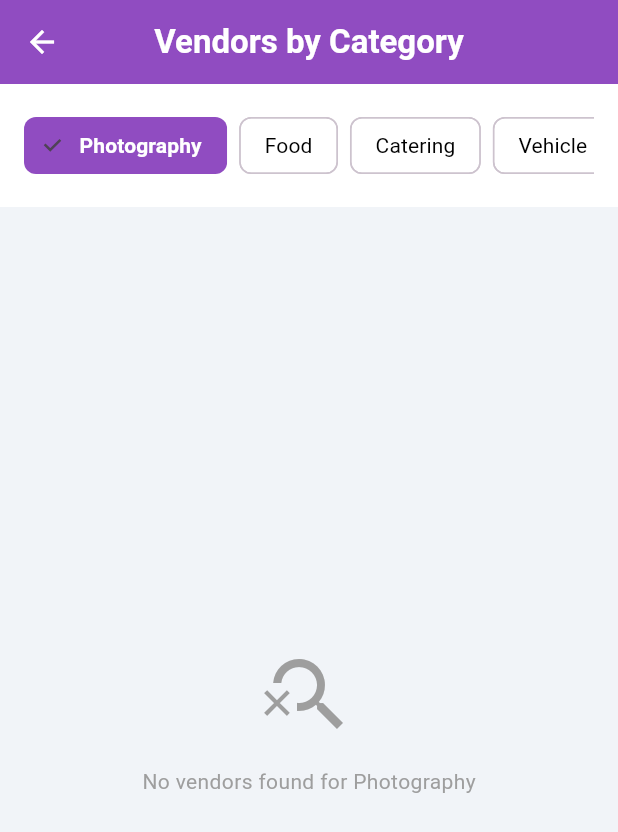
After one commit to mufeedmufi0022-coder/event_management_, a Flutter app: the VendorsByCategoryView screen opened directly, on a phone screen of 412 x 824 dp. The commit adds this screen. Shown: the top 832 px of the screen. Run offline on Flutter 3.47's test engine with Material 3 defaults, Android fonts, the phone set to English and light mode, and no system bars; our stand-ins replace cloud_firestore, firebase_auth, firebase_core, fl_chart, flutter_map, geocoding and 5 more; accounts and stored records are empty.

Commit message:
i updated the not propelry displaying issue some categories and also added one feature on admin side to udnerstanding category wise vendor displaying

```diff
--- a/lib/core/utils/app_constants.dart
+++ b/lib/core/utils/app_constants.dart
@@ -10,18 +10,20 @@ class AppConstants {
         {'name': 'Decoration', 'icon': Icons.auto_awesome},
         {'name': 'Food', 'icon': Icons.restaurant},
         {'name': 'Catering', 'icon': Icons.room_service},
+        {'name': 'Photography', 'icon': Icons.camera_alt},
+        {'name': 'Vehicle', 'icon': Icons.directions_car},
+        {'name': 'Music/DJ', 'icon': Icons.music_note},
         {'name': 'Rental Wears', 'icon': Icons.shopping_bag},
-        {'name': 'Luxury Cars', 'icon': Icons.directions_car},
-        {'name': 'Photographer', 'icon': Icons.camera_alt},
       ],
     },
     'Birthday': {
       'headerImage': 'assets/images/birthday_thumb.png',
       'services': [
+        {'name': 'Catering', 'icon': Icons.room_service},
+        {'name': 'Decoration', 'icon': Icons.celebration},
+        {'name': 'Photography', 'icon': Icons.camera_alt},
+        {'name': 'Music/DJ', 'icon': Icons.music_note},
         {'name': 'Restaurant', 'icon': Icons.restaurant_menu},
-        {'name': 'Decoration', 'icon': Icons.celebration},
-        {'name': 'Food', 'icon': Icons.fastfood},
-        {'name': 'Catering', 'icon': Icons.room_service},
       ],
     },
     'Inauguration': {
@@ -30,8 +32,8 @@ class AppConstants {
         {'name': 'Decoration', 'icon': Icons.auto_awesome},
         {'name': 'Food', 'icon': Icons.restaurant},
         {'name': 'Catering', 'icon': Icons.room_service},
-        {'name': 'Luxury Cars', 'icon': Icons.directions_car},
-        {'name': 'Photographer', 'icon': Icons.camera_alt},
+        {'name': 'Photography', 'icon': Icons.camera_alt},
+        {'name': 'Vehicle', 'icon': Icons.directions_car},
       ],
     },
     'Party': {
@@ -41,10 +43,23 @@ class AppConstants {
         {'name': 'Food', 'icon': Icons.restaurant},
         {'name': 'Convention Center', 'icon': Icons.business},
         {'name': 'Catering', 'icon': Icons.room_service},
-        {'name': 'Luxury Cars', 'icon': Icons.directions_car},
+        {'name': 'Music/DJ', 'icon': Icons.music_note},
+        {'name': 'Vehicle', 'icon': Icons.directions_car},
       ],
     },
   };
+
+  static const List<String> serviceCategories = [
+    'Photography',
+    'Food',
+    'Catering',
+    'Vehicle',
+    'Convention Center',
+    'Music/DJ',
+    'Decoration',
+    'Restaurant',
+    'Other',
+  ];
 
   // Shared keywords for image mapping (used in CategoryDetailView logic)
   static String getServiceImage(String type) {
--- /dev/null
+++ b/lib/views/admin/vendors_by_category_view.dart
@@ -0,0 +1,186 @@
+import 'package:flutter/material.dart';
+import 'package:provider/provider.dart';
+import '../../providers/admin_provider.dart';
+import '../../models/user_model.dart';
+import '../../core/utils/app_constants.dart';
+import 'vendor_detail_admin_view.dart';
+
+class VendorsByCategoryView extends StatefulWidget {
+  const VendorsByCategoryView({super.key});
+
+  @override
+  State<VendorsByCategoryView> createState() => _VendorsByCategoryViewState();
+}
+
+class _VendorsByCategoryViewState extends State<VendorsByCategoryView> {
+  String _selectedCategory = AppConstants.serviceCategories.first;
+
+  @override
+  Widget build(BuildContext context) {
+    final adminProvider = context.watch<AdminProvider>();
+    final vendors = adminProvider.vendors;
+
+    // Filter vendors by selected category
+    final filteredVendors = vendors.where((v) {
+      if (_selectedCategory == 'Other') {
+        // Find vendors who have 'Other' or no matching category in system categories
+        return v.products.any(
+          (p) =>
+              p.categoryType == 'Other' ||
+              !AppConstants.serviceCategories.contains(p.categoryType),
+        );
+      }
+      return v.products.any((p) => p.categoryType == _selectedCategory);
+    }).toList();
+
+    return Scaffold(
+      backgroundColor: const Color(0xFFF1F4F8),
+      appBar: AppBar(
+        title: const Text(
+          'Vendors by Category',
+          style: TextStyle(fontWeight: FontWeight.bold),
+        ),
+        backgroundColor: const Color(0xFF904CC1),
+        foregroundColor: Colors.white,
+      ),
+      body: Column(
+        children: [
+          // Category Selector
+          Container(
+            padding: const EdgeInsets.all(16),
+            color: Colors.white,
+            child: SizedBox(
+              height: 50,
+              child: ListView.builder(
+                scrollDirection: Axis.horizontal,
+                itemCount: AppConstants.serviceCategories.length,
+                itemBuilder: (context, index) {
+                  final cat = AppConstants.serviceCategories[index];
+                  final isSelected = _selectedCategory == cat;
+                  return Padding(
+                    padding: const EdgeInsets.only(right: 8),
+                    child: ChoiceChip(
+                      label: Text(cat),
+                      selected: isSelected,
+                      onSelected: (selected) {
+                        if (selected) {
+                          setState(() {
+                            _selectedCategory = cat;
+                          });
+                        }
+                      },
+                      selectedColor: const Color(0xFF904CC1),
+                      labelStyle: TextStyle(
+                        color: isSelected ? Colors.white : Colors.black,
+                        fontWeight: isSelected
+                            ? FontWeight.bold
+                            : FontWeight.normal,
+                      ),
+                    ),
+                  );
+                },
+              ),
+            ),
+          ),
+          // Vendor List
+          Expanded(
+            child: filteredVendors.isEmpty
+                ? Center(
+                    child: Column(
+                      mainAxisAlignment: MainAxisAlignment.center,
+                      children: [
+                        const Icon(
+                          Icons.search_off,
+                          size: 64,
+                          color: Colors.grey,
+                        ),
+                        const SizedBox(height: 16),
+                        Text(
+                          'No vendors found for $_selectedCategory',
+                          style: const TextStyle(color: Colors.grey),
+                        ),
+                      ],
+                    ),
+                  )
+                : ListView.builder(
+                    padding: const EdgeInsets.all(16),
+                    itemCount: filteredVendors.length,
+                    itemBuilder: (context, index) {
+                      final vendor = filteredVendors[index];
+                      return _buildVendorCard(context, vendor);
+                    },
+                  ),
+          ),
+        ],
+      ),
+    );
+  }
+
+  Widget _buildVendorCard(BuildContext context, UserModel vendor) {
+    return Container(
+      margin: const EdgeInsets.only(bottom: 12),
+      decoration: BoxDecoration(
+        color: Colors.white,
+        borderRadius: BorderRadius.circular(16),
+        boxShadow: [
+          BoxShadow(
+            color: Colors.black.withOpacity(0.05),
+            blurRadius: 10,
+            offset: const Offset(0, 4),
+          ),
+        ],
+      ),
+      child: ListTile(
+        contentPadding: const EdgeInsets.all(16),
+        leading: CircleAvatar(
+          radius: 25,
+          backgroundColor: const Color(0xFF904CC1).withOpacity(0.1),
+          child: const Icon(Icons.store, color: Color(0xFF904CC1)),
+        ),
+        title: Text(
+          vendor.businessName ?? vendor.name,
+          style: const TextStyle(fontWeight: FontWeight.bold),
+        ),
+        subtitle: Column(
+          crossAxisAlignment: CrossAxisAlignment.start,
+          children: [
+            const SizedBox(height: 4),
+            Text(
+              vendor.location ?? 'No location',
+              style: const TextStyle(fontSize: 12),
+            ),
+            const SizedBox(height: 4),
+            Container(
+              padding: const EdgeInsets.symmetric(horizontal: 8, vertical: 2),
+              decoration: BoxDecoration(
+                color: vendor.status == 'approved'
+                    ? Colors.green[50]
+                    : Colors.orange[50],
+                borderRadius: BorderRadius.circular(8),
+              ),
+              child: Text(
+                vendor.status.toUpperCase(),
+                style: TextStyle(
+                  fontSize: 10,
+                  fontWeight: FontWeight.bold,
+                  color: vendor.status == 'approved'
+                      ? Colors.green
+                      : Colors.orange,
+                ),
+              ),
+            ),
+          ],
+        ),
+        trailing: const Icon(Icons.chevron_right, color: Colors.grey),
+        onTap: () {
+          Navigator.push(
+            context,
+            MaterialPageRoute(
+              builder: (context) => VendorDetailAdminView(vendorUser: vendor),
+            ),
+          );
+        },
+      ),
+    );
+  }
+}
```
Also changed, not shown: lib/main.dart (+2 -6 lines), lib/services/auth_service.dart (+0 -28 lines), lib/services/user_service.dart (+37 -13 lines), lib/views/admin/admin_dashboard_view.dart (+14 -4 lines), lib/views/user/vendor_list_view.dart (+60 -86 lines), lib/views/vendor/edit_business_view.dart (+2 -10 lines), 3 other files.
